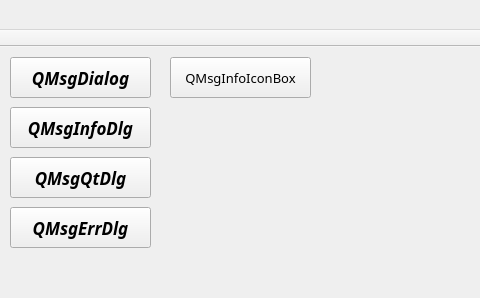
ShirleyLuoppx/QtStudy, file mainwindow.ui: the form before one commit; both pictures show x 350 to 830 and y 0 to 298 of the 942 by 298 pixel window.
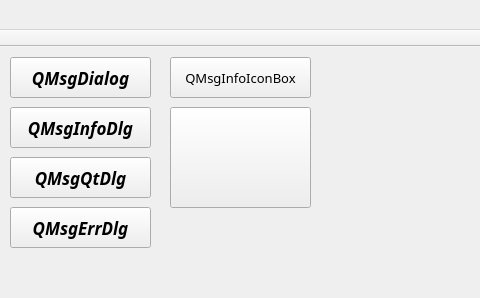
The form after the commit. Icons and pictures are not drawn.

Commit message: add QFileDialog and pic to QPushButton demos

```diff
--- a/mainwindow.ui
+++ b/mainwindow.ui
@@ -206,6 +206,41 @@
      <string>QMsgInfoIconBox</string>
     </property>
    </widget>
+   <widget class="QPushButton" name="pushButton">
+    <property name="geometry">
+     <rect>
+      <x>520</x>
+      <y>60</y>
+      <width>141</width>
+      <height>101</height>
+     </rect>
+    </property>
+    <property name="styleSheet">
+     <string notr="true">QPushButton
+{
+	border-image:url(:/images/icon);
+}</string>
+    </property>
+    <property name="text">
+     <string/>
+    </property>
+   </widget>
+   <widget class="QLabel" name="label">
+    <property name="geometry">
+     <rect>
+      <x>680</x>
+      <y>10</y>
+      <width>71</width>
+      <height>51</height>
+     </rect>
+    </property>
+    <property name="styleSheet">
+     <string notr="true">border-image: url(:/images/alias01)</string>
+    </property>
+    <property name="text">
+     <string/>
+    </property>
+   </widget>
   </widget>
   <widget class="QStatusBar" name="statusBar"/>
   <widget class="QMenuBar" name="menuBar">
```
The commit also changes 3 other files.
